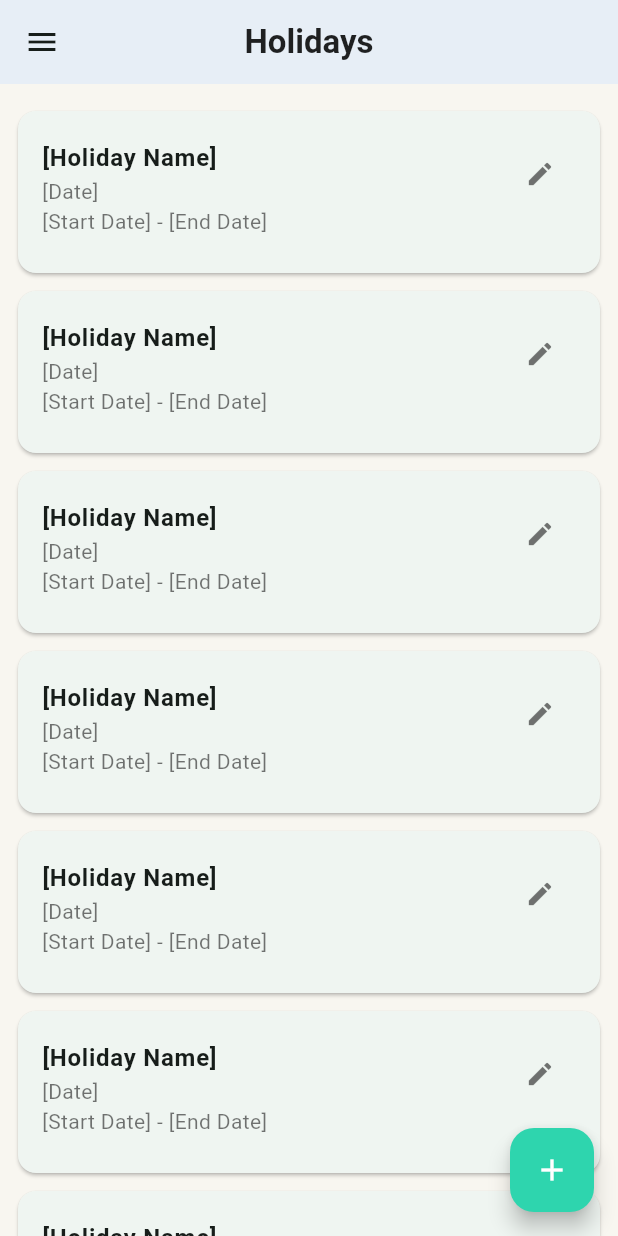
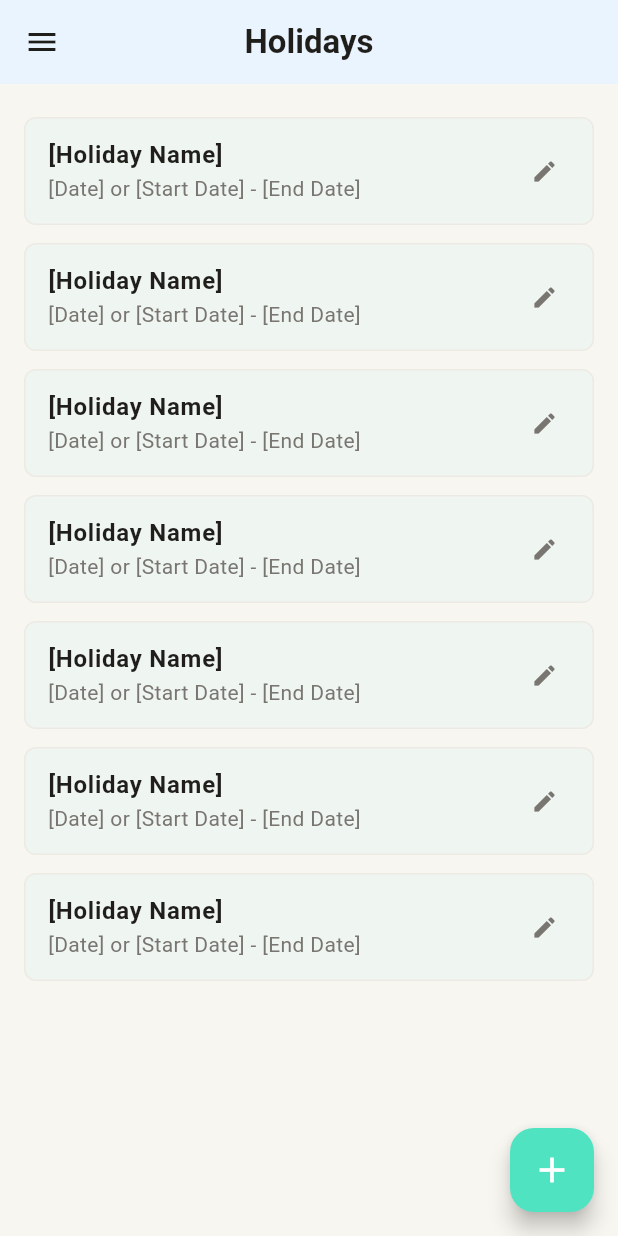
Before and after one commit to ISIS3510-202520-T24/AceUp-Flutter, a Flutter app: the HolidaysScreen screen opened directly, on a phone screen of 412 x 824 dp. Run offline on Flutter 3.47's test engine with Material 3 defaults, Android fonts, the phone set to English and light mode, and no system bars; our stand-ins replace local_auth.

Commit message:
Fixing some things

```diff
--- a/lib/holidays_screen.dart
+++ b/lib/holidays_screen.dart
@@ -7,58 +7,58 @@ class HolidaysScreen extends StatelessWidget {
   Widget build(BuildContext context) {
     return Scaffold(
       appBar: AppBar(
-        backgroundColor: const Color(0xFFE7EEF6),
+        leading: IconButton(
+          icon: const Icon(Icons.menu),
+          onPressed: () {},
+        ),
         title: const Text(
-          'Holidays',
+          "Holidays",
           style: TextStyle(
-            fontWeight: FontWeight.bold,
-            color: Colors.black87,
+            fontWeight: FontWeight.w600,
+            color: Color(0xFF201E1B), // Dark neutral for title
           ),
         ),
         centerTitle: true,
-        leading: IconButton(
-          icon: const Icon(Icons.menu),
-          onPressed: () {
-            Scaffold.of(context).openDrawer();
-          },
-        ),
+        backgroundColor: Color(0xFFEAF4FF), // Light blue secondary
+        elevation: 0,
+        iconTheme: const IconThemeData(color: Color(0xFF201E1B)), // dark icons
       ),
+
       body: ListView.builder(
-        padding: const EdgeInsets.all(12),
-        itemCount: 7, // 7 placeholders like your mockup
+        padding: const EdgeInsets.all(16.0),
+        itemCount: 7, // example items
         itemBuilder: (context, index) {
           return Card(
-            margin: const EdgeInsets.symmetric(vertical: 6),
+            elevation: 0,
+            margin: const EdgeInsets.symmetric(vertical: 6.0),
             shape: RoundedRectangleBorder(
-              borderRadius: BorderRadius.circular(12),
+              borderRadius: BorderRadius.circular(8),
+              side: const BorderSide(color: Color(0xFFEDEAE4)), // light neutral border
             ),
             child: ListTile(
-              contentPadding:
-              const EdgeInsets.symmetric(horizontal: 16, vertical: 10),
               title: const Text(
-                '[Holiday Name]',
+                "[Holiday Name]",
                 style: TextStyle(
                   fontWeight: FontWeight.w600,
-                  fontSize: 16,
+                  color: Color(0xFF201E1B), // dark text
                 ),
               ),
               subtitle: const Text(
-                '[Date]\n[Start Date] - [End Date]',
-                style: TextStyle(fontSize: 14, color: Colors.black54),
+                "[Date] or [Start Date] - [End Date]",
+                style: TextStyle(
+                  color: Color(0xFF797671), // neutral gray for subtitles
+                ),
               ),
-              isThreeLine: true,
-              trailing: IconButton(
-                icon: const Icon(Icons.edit, size: 20, color: Colors.black54),
-                onPressed: () {},
-              ),
+              trailing: const Icon(Icons.edit, size: 18, color: Color(0xFF797671)),
             ),
           );
         },
       ),
+
       floatingActionButton: FloatingActionButton(
-        backgroundColor: const Color(0xFF2ED5AE),
+        backgroundColor: const Color(0xFF50E3C2), // Primary green/teal
         onPressed: () {},
-        child: const Icon(Icons.add, color: Colors.white),
+        child: const Icon(Icons.add, size: 28, color: Colors.white),
       ),
     );
   }
--- a/lib/main.dart
+++ b/lib/main.dart
@@ -44,7 +44,7 @@ class MyApp extends StatelessWidget {
       routes: {
         '/': (_) => const LoginScreen(),
         '/signup': (_) => const SignUpScreen(),
-        '/biometric': (_) => const BiometricScreen(),   // <- nueva
+        '/biometric': (_) => const BiometricScreen(),
         '/shared': (_) => const SharedScreen(),
       },
     );
```
Also changed, not shown: lib/today_screen.dart (+20 -14 lines).
